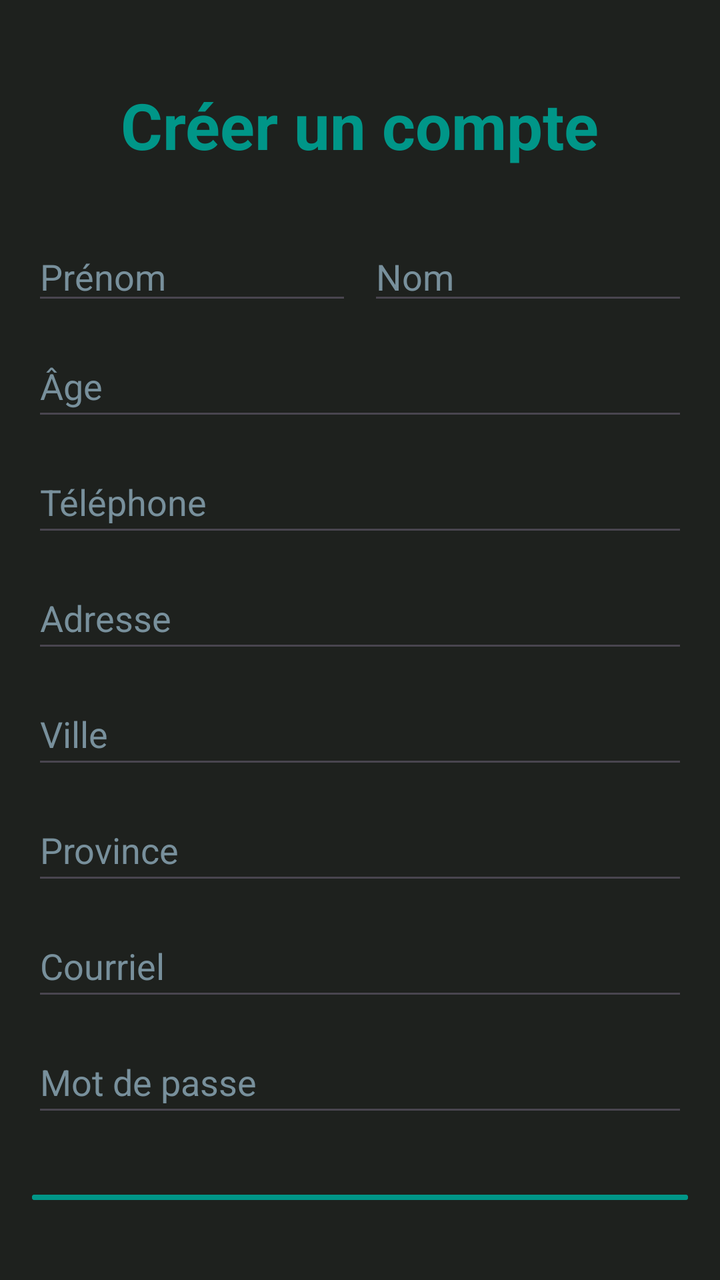
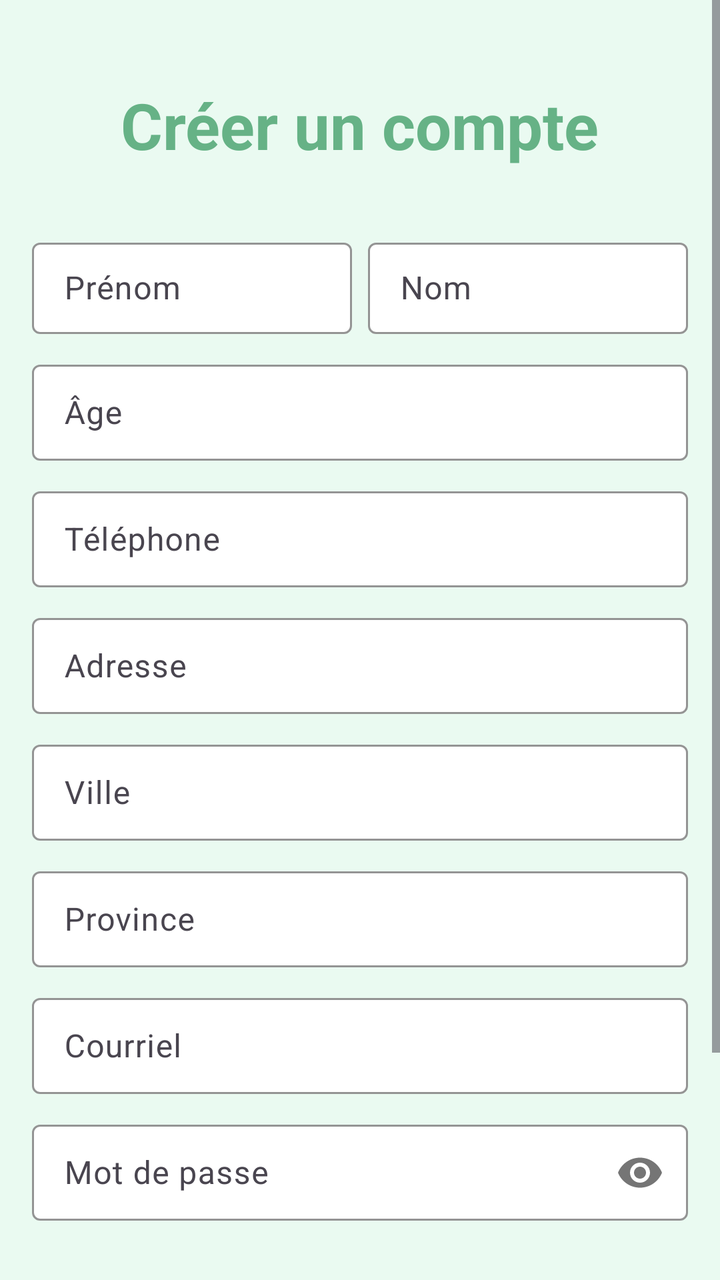

Two renders of the same Android screen: before a commit and after it. Below are the layout's source before the change and the commit's diff.
<!-- AndroidManifest.xml: application theme Theme.AgenceTouristique7 -->
<!-- res/layout/activity_inscription.xml -->
<?xml version="1.0" encoding="utf-8"?>
<LinearLayout xmlns:android="http://schemas.android.com/apk/res/android"
    xmlns:tools="http://schemas.android.com/tools"
    android:layout_width="match_parent"
    android:layout_height="match_parent"
    android:background="#E1000500"
    android:gravity="center_horizontal"
    android:orientation="vertical"
    android:padding="16dp"
    tools:context=".vue.activites.InscriptionActivity">

    <TextView
        android:id="@+id/tv_inscription_titre"
        android:layout_width="wrap_content"
        android:layout_height="wrap_content"
        android:layout_marginTop="25dp"
        android:layout_marginBottom="32dp"
        android:text="@string/creer_compte"
        android:textColor="@color/colorPrimary"
        android:textSize="32sp"
        android:textStyle="bold" />

    <LinearLayout
        android:layout_width="match_parent"
        android:layout_height="wrap_content"
        android:orientation="horizontal">

        <EditText
            android:id="@+id/editTextFirstNameInscription"
            android:layout_width="0dp"
            android:layout_height="wrap_content"
            android:layout_marginEnd="8dp"
            android:layout_marginBottom="10dp"
            android:layout_weight="1"
            android:hint="@string/prenom"
            android:inputType="textPersonName"
            android:textColor="@color/white"
            android:textColorHint="#78909C"
            tools:ignore="TouchTargetSizeCheck" />

        <EditText
            android:id="@+id/editTextLastNameInscription"
            android:layout_width="0dp"
            android:layout_height="wrap_content"
            android:layout_weight="1"
            android:hint="@string/nom"
            android:inputType="textPersonName"
            android:textColor="@color/white"
            android:textColorHint="#78909C"
            tools:ignore="TouchTargetSizeCheck" />
    </LinearLayout>

    <EditText
        android:id="@+id/editTextAgeInscription"
        android:layout_width="match_parent"
        android:layout_height="wrap_content"
        android:layout_marginBottom="10dp"
        android:hint="@string/age"
        android:inputType="number"
        android:minHeight="48dp"
        android:textColor="@color/white"
        android:textColorHint="#78909C" />

    <EditText
        android:id="@+id/editTextPhoneInscription"
        android:layout_width="match_parent"
        android:layout_height="wrap_content"
        android:layout_marginBottom="10dp"
        android:hint="@string/telephone"
        android:inputType="phone"
        android:minHeight="48dp"
        android:textColor="@color/white"
        android:textColorHint="#78909C" />

    <EditText
        android:id="@+id/editTextAddressInscription"
        android:layout_width="match_parent"
        android:layout_height="wrap_content"
        android:layout_marginBottom="10dp"
        android:hint="@string/adresse"
        android:inputType="textPostalAddress"
        android:minHeight="48dp"
        android:textColor="@color/white"
        android:textColorHint="#78909C" />

    <EditText
        android:id="@+id/editTextCityInscription"
        android:layout_width="match_parent"
        android:layout_height="wrap_content"
        android:layout_marginBottom="10dp"
        android:hint="@string/ville"
        android:inputType="textPostalAddress"
        android:minHeight="48dp"
        android:textColor="@color/white"
        android:textColorHint="#78909C" />

    <EditText
        android:id="@+id/editTextProvinceInscription"
        android:layout_width="match_parent"
        android:layout_height="wrap_content"
        android:layout_marginBottom="10dp"
        android:hint="@string/province"
        android:inputType="textPostalAddress"
        android:minHeight="48dp"
        android:textColor="@color/white"
        android:textColorHint="#78909C" />

    <EditText
        android:id="@+id/editTextEmailRegisterInscription"
        android:layout_width="match_parent"
        android:layout_height="wrap_content"
        android:layout_marginBottom="10dp"
        android:hint="@string/courriel"
        android:inputType="textEmailAddress"
        android:minHeight="48dp"
        android:textColor="@color/white"
        android:textColorHint="#78909C" />

    <EditText
        android:id="@+id/editTextPasswordRegisterInscription"
        android:layout_width="match_parent"
        android:layout_height="wrap_content"
        android:layout_marginBottom="30dp"
        android:hint="@string/mot_de_passe"
        android:inputType="textPassword"
        android:minHeight="48dp"
        android:textColor="@color/white"
        android:textColorHint="#78909C" />

    <Button
        android:id="@+id/buttonSignUpInscription"
        android:layout_width="match_parent"
        android:layout_height="wrap_content"
        android:layout_marginBottom="20dp"
        android:backgroundTint="@color/colorPrimary"
        android:text="@string/creer_compte"
        android:textColor="#000000"
        android:textSize="16sp" />

    <Button
        android:id="@+id/buttonReturnLoginInscription"
        android:layout_width="match_parent"
        android:layout_height="wrap_content"
        android:background="@android:color/transparent"
        android:minHeight="48dp"
        android:text="@string/retour_connexion"
        android:textColor="@color/colorPrimary"
        android:textSize="16sp"
        android:textStyle="bold" />

</LinearLayout>
<!-- resources referenced by this layout -->
<resources>
  <color name="colorPrimary">#009688</color>
  <color name="white">#FFFFFFFF</color>
  <string name="adresse">Adresse</string>
  <string name="age">Âge</string>
  <string name="courriel">Courriel</string>
  <string name="creer_compte">Créer un compte</string>
  <string name="mot_de_passe">Mot de passe</string>
  <string name="nom">Nom</string>
  <string name="prenom">Prénom</string>
  <string name="province">Province</string>
  <string name="retour_connexion">Retour à la connexion</string>
  <string name="telephone">Téléphone</string>
  <string name="ville">Ville</string>
  <style name="Theme.AgenceTouristique7" parent="Base.Theme.AgenceTouristique7" />
  <style name="Base.Theme.AgenceTouristique7" parent="Theme.Material3.DayNight.NoActionBar">
          
          
      </style>
</resources>

<!-- the commit's change to res/layout/activity_inscription.xml (unified diff, before → after) -->
@@ -1,151 +1,253 @@
 <?xml version="1.0" encoding="utf-8"?>
-<LinearLayout xmlns:android="http://schemas.android.com/apk/res/android"
+<ScrollView xmlns:android="http://schemas.android.com/apk/res/android"
+    xmlns:app="http://schemas.android.com/apk/res-auto"
     xmlns:tools="http://schemas.android.com/tools"
     android:layout_width="match_parent"
     android:layout_height="match_parent"
-    android:background="#E1000500"
-    android:gravity="center_horizontal"
-    android:orientation="vertical"
-    android:padding="16dp"
-    tools:context=".vue.activites.InscriptionActivity">
-
-    <TextView
-        android:id="@+id/tv_inscription_titre"
-        android:layout_width="wrap_content"
-        android:layout_height="wrap_content"
-        android:layout_marginTop="25dp"
-        android:layout_marginBottom="32dp"
-        android:text="@string/creer_compte"
-        android:textColor="@color/colorPrimary"
-        android:textSize="32sp"
-        android:textStyle="bold" />
+    android:background="#EAFAF1"
+    android:fillViewport="true">
 
     <LinearLayout
         android:layout_width="match_parent"
         android:layout_height="wrap_content"
-        android:orientation="horizontal">
-
-        <EditText
-            android:id="@+id/editTextFirstNameInscription"
-            android:layout_width="0dp"
-            android:layout_height="wrap_content"
-            android:layout_marginEnd="8dp"
-            android:layout_marginBottom="10dp"
-            android:layout_weight="1"
-            android:hint="@string/prenom"
-            android:inputType="textPersonName"
-            android:textColor="@color/white"
-            android:textColorHint="#78909C"
-            tools:ignore="TouchTargetSizeCheck" />
-
-        <EditText
-            android:id="@+id/editTextLastNameInscription"
-            android:layout_width="0dp"
-            android:layout_height="wrap_content"
-            android:layout_weight="1"
-            android:hint="@string/nom"
-            android:inputType="textPersonName"
-            android:textColor="@color/white"
-            android:textColorHint="#78909C"
-            tools:ignore="TouchTargetSizeCheck" />
+        android:background="#EAFAF1"
+        android:gravity="center_horizontal"
+        android:orientation="vertical"
+        android:padding="16dp"
+        tools:context=".vue.activites.InscriptionActivity">
+
+        <TextView
+            android:id="@+id/tv_inscription_titre"
+            android:layout_width="wrap_content"
+            android:layout_height="wrap_content"
+            android:layout_marginTop="25dp"
+            android:layout_marginBottom="32dp"
+            android:text="@string/creer_compte"
+            android:textColor="@color/colorPrimary"
+            android:textSize="32sp"
+            android:textStyle="bold" />
+
+        <LinearLayout
+            android:layout_width="match_parent"
+            android:layout_height="wrap_content"
+            android:orientation="horizontal">
+
+            <com.google.android.material.textfield.TextInputLayout
+                android:id="@+id/firstName_input_layout"
+                android:layout_width="0dp"
+                android:layout_height="wrap_content"
+                android:layout_marginEnd="8dp"
+                android:layout_marginBottom="10dp"
+                android:layout_weight="1"
+                android:hint="@string/prenom"
+                app:boxBackgroundColor="#FFFFFF"
+                app:boxStrokeColor="#80000000"
+                app:hintTextColor="#80000000">
+
+                <com.google.android.material.textfield.TextInputEditText
+                    android:id="@+id/editTextFirstNameInscription"
+                    android:layout_width="match_parent"
+                    android:layout_height="wrap_content"
+                    android:inputType="textPersonName"
+                    android:paddingVertical="12dp"
+                    android:textColor="@color/black_text"
+                    android:textColorHint="#78909C"
+                    tools:ignore="TouchTargetSizeCheck" />
+            </com.google.android.material.textfield.TextInputLayout>
+
+            <com.google.android.material.textfield.TextInputLayout
+                android:id="@+id/lastName_input_layout"
+                android:layout_width="0dp"
+                android:layout_height="wrap_content"
+                android:layout_marginBottom="10dp"
+                android:layout_weight="1"
+                android:hint="@string/nom"
+                app:boxBackgroundColor="#FFFFFF"
+                app:boxStrokeColor="#80000000"
+                app:hintTextColor="#80000000">
+
+                <com.google.android.material.textfield.TextInputEditText
+                    android:id="@+id/editTextLastNameInscription"
+                    android:layout_width="match_parent"
+                    android:layout_height="wrap_content"
+                    android:inputType="textPersonName"
+                    android:paddingVertical="12dp"
+                    android:textColor="@color/black_text"
+                    android:textColorHint="#78909C"
+                    tools:ignore="TouchTargetSizeCheck" />
+            </com.google.android.material.textfield.TextInputLayout>
+        </LinearLayout>
+
+        <com.google.android.material.textfield.TextInputLayout
+            android:id="@+id/age_input_layout"
+            android:layout_width="match_parent"
+            android:layout_height="wrap_content"
+            android:layout_marginBottom="10dp"
+            android:hint="@string/age"
+            app:boxBackgroundColor="#FFFFFF"
+            app:boxStrokeColor="#80000000"
+            app:hintTextColor="#80000000">
+
+            <com.google.android.material.textfield.TextInputEditText
+                android:id="@+id/editTextAgeInscription"
+                android:layout_width="match_parent"
+                android:layout_height="wrap_content"
+                android:inputType="number"
+                android:minHeight="48dp"
+                android:paddingVertical="12dp"
+                android:textColor="@color/black_text"
+                android:textColorHint="#78909C" />
+        </com.google.android.material.textfield.TextInputLayout>
+
+        <com.google.android.material.textfield.TextInputLayout
+            android:id="@+id/phone_input_layout"
+            android:layout_width="match_parent"
+            android:layout_height="wrap_content"
+            android:layout_marginBottom="10dp"
+            android:hint="@string/telephone"
+            app:boxBackgroundColor="#FFFFFF"
+            app:boxStrokeColor="#80000000"
+            app:hintTextColor="#80000000">
+
+            <com.google.android.material.textfield.TextInputEditText
+                android:id="@+id/editTextPhoneInscription"
+                android:layout_width="match_parent"
+                android:layout_height="wrap_content"
+                android:inputType="phone"
+                android:minHeight="48dp"
+                android:paddingVertical="12dp"
+                android:textColor="@color/black_text"
+                android:textColorHint="#78909C" />
+        </com.google.android.material.textfield.TextInputLayout>
+
+        <com.google.android.material.textfield.TextInputLayout
+            android:id="@+id/address_input_layout"
+            android:layout_width="match_parent"
+            android:layout_height="wrap_content"
+            android:layout_marginBottom="10dp"
+            android:hint="@string/adresse"
+            app:boxBackgroundColor="#FFFFFF"
+            app:boxStrokeColor="#80000000"
+            app:hintTextColor="#80000000">
+
+            <com.google.android.material.textfield.TextInputEditText
+                android:id="@+id/editTextAddressInscription"
+                android:layout_width="match_parent"
+                android:layout_height="wrap_content"
+                android:inputType="textPostalAddress"
+                android:minHeight="48dp"
+                android:paddingVertical="12dp"
+                android:textColor="@color/black_text"
+                android:textColorHint="#78909C" />
+        </com.google.android.material.textfield.TextInputLayout>
+
+        <com.google.android.material.textfield.TextInputLayout
+            android:id="@+id/city_input_layout"
+            android:layout_width="match_parent"
+            android:layout_height="wrap_content"
+            android:layout_marginBottom="10dp"
+            android:hint="@string/ville"
+            app:boxBackgroundColor="#FFFFFF"
+            app:boxStrokeColor="#80000000"
+            app:hintTextColor="#80000000">
+
+            <com.google.android.material.textfield.TextInputEditText
+                android:id="@+id/editTextCityInscription"
+                android:layout_width="match_parent"
+                android:layout_height="wrap_content"
+                android:inputType="textPostalAddress"
+                android:minHeight="48dp"
+                android:paddingVertical="12dp"
+                android:textColor="@color/black_text"
+                android:textColorHint="#78909C" />
+        </com.google.android.material.textfield.TextInputLayout>
+
+        <com.google.android.material.textfield.TextInputLayout
+            android:id="@+id/province_input_layout"
+            android:layout_width="match_parent"
+            android:layout_height="wrap_content"
+            android:layout_marginBottom="10dp"
+            android:hint="@string/province"
+            app:boxBackgroundColor="#FFFFFF"
+            app:boxStrokeColor="#80000000"
+            app:hintTextColor="#80000000">
+
+            <com.google.android.material.textfield.TextInputEditText
+                android:id="@+id/editTextProvinceInscription"
+                android:layout_width="match_parent"
+                android:layout_height="wrap_content"
+                android:inputType="textPostalAddress"
+                android:minHeight="48dp"
+                android:paddingVertical="12dp"
+                android:textColor="@color/black_text"
+                android:textColorHint="#78909C" />
+        </com.google.android.material.textfield.TextInputLayout>
+
+        <com.google.android.material.textfield.TextInputLayout
+            android:id="@+id/email_signup_input_layout"
+            android:layout_width="match_parent"
+            android:layout_height="wrap_content"
+            android:layout_marginBottom="10dp"
+            android:hint="@string/courriel"
+            app:boxBackgroundColor="#FFFFFF"
+            app:boxStrokeColor="#80000000"
+            app:hintTextColor="#80000000">
+
+            <com.google.android.material.textfield.TextInputEditText
+                android:id="@+id/editTextEmailRegisterInscription"
+                android:layout_width="match_parent"
+                android:layout_height="wrap_content"
+                android:inputType="textEmailAddress"
+                android:minHeight="48dp"
+                android:paddingVertical="12dp"
+                android:textColor="@color/black_text"
+                android:textColorHint="#78909C" />
+        </com.google.android.material.textfield.TextInputLayout>
+
+        <com.google.android.material.textfield.TextInputLayout
+            android:id="@+id/password_signup_input_layout"
+            android:layout_width="match_parent"
+            android:layout_height="wrap_content"
+            android:layout_marginBottom="30dp"
+            android:hint="@string/mot_de_passe"
+            app:boxBackgroundColor="#FFFFFF"
+            app:boxStrokeColor="#80000000"
+            app:hintTextColor="#80000000"
+            app:passwordToggleEnabled="true">
+
+            <com.google.android.material.textfield.TextInputEditText
+                android:id="@+id/editTextPasswordRegisterInscription"
+                android:layout_width="match_parent"
+                android:layout_height="wrap_content"
+                android:inputType="textPassword"
+                android:minHeight="48dp"
+                android:paddingVertical="12dp"
+                android:textColor="@color/black_text"
+                android:textColorHint="#78909C" />
+        </com.google.android.material.textfield.TextInputLayout>
+
+        <Button
+            android:id="@+id/buttonSignUpInscription"
+            android:layout_width="match_parent"
+            android:layout_height="wrap_content"
+            android:layout_marginBottom="20dp"
+            android:backgroundTint="@color/colorPrimary"
+            android:text="@string/creer_compte"
+            android:textColor="#FFFFFF"
+            android:textSize="16sp"
+            app:cornerRadius="24dp" />
+
+        <Button
+            android:id="@+id/buttonReturnLoginInscription"
+            android:layout_width="wrap_content"
+            android:layout_height="wrap_content"
+            android:background="?android:attr/selectableItemBackground"
+            android:minHeight="48dp"
+            android:padding="12dp"
+            android:text="@string/retour_connexion"
+            android:textColor="@color/colorPrimary"
+            android:textSize="16sp"
+            android:textStyle="bold" />
+
     </LinearLayout>
-
-    <EditText
-        android:id="@+id/editTextAgeInscription"
-        android:layout_width="match_parent"
-        android:layout_height="wrap_content"
-        android:layout_marginBottom="10dp"
-        android:hint="@string/age"
-        android:inputType="number"
-        android:minHeight="48dp"
-        android:textColor="@color/white"
-        android:textColorHint="#78909C" />
-
-    <EditText
-        android:id="@+id/editTextPhoneInscription"
-        android:layout_width="match_parent"
-        android:layout_height="wrap_content"
-        android:layout_marginBottom="10dp"
-        android:hint="@string/telephone"
-        android:inputType="phone"
-        android:minHeight="48dp"
-        android:textColor="@color/white"
-        android:textColorHint="#78909C" />
-
-    <EditText
-        android:id="@+id/editTextAddressInscription"
-        android:layout_width="match_parent"
-        android:layout_height="wrap_content"
-        android:layout_marginBottom="10dp"
-        android:hint="@string/adresse"
-        android:inputType="textPostalAddress"
-        android:minHeight="48dp"
-        android:textColor="@color/white"
-        android:textColorHint="#78909C" />
-
-    <EditText
-        android:id="@+id/editTextCityInscription"
-        android:layout_width="match_parent"
-        android:layout_height="wrap_content"
-        android:layout_marginBottom="10dp"
-        android:hint="@string/ville"
-        android:inputType="textPostalAddress"
-        android:minHeight="48dp"
-        android:textColor="@color/white"
-        android:textColorHint="#78909C" />
-
-    <EditText
-        android:id="@+id/editTextProvinceInscription"
-        android:layout_width="match_parent"
-        android:layout_height="wrap_content"
-        android:layout_marginBottom="10dp"
-        android:hint="@string/province"
-        android:inputType="textPostalAddress"
-        android:minHeight="48dp"
-        android:textColor="@color/white"
-        android:textColorHint="#78909C" />
-
-    <EditText
-        android:id="@+id/editTextEmailRegisterInscription"
-        android:layout_width="match_parent"
-        android:layout_height="wrap_content"
-        android:layout_marginBottom="10dp"
-        android:hint="@string/courriel"
-        android:inputType="textEmailAddress"
-        android:minHeight="48dp"
-        android:textColor="@color/white"
-        android:textColorHint="#78909C" />
-
-    <EditText
-        android:id="@+id/editTextPasswordRegisterInscription"
-        android:layout_width="match_parent"
-        android:layout_height="wrap_content"
-        android:layout_marginBottom="30dp"
-        android:hint="@string/mot_de_passe"
-        android:inputType="textPassword"
-        android:minHeight="48dp"
-        android:textColor="@color/white"
-        android:textColorHint="#78909C" />
-
-    <Button
-        android:id="@+id/buttonSignUpInscription"
-        android:layout_width="match_parent"
-        android:layout_height="wrap_content"
-        android:layout_marginBottom="20dp"
-        android:backgroundTint="@color/colorPrimary"
-        android:text="@string/creer_compte"
-        android:textColor="#000000"
-        android:textSize="16sp" />
-
-    <Button
-        android:id="@+id/buttonReturnLoginInscription"
-        android:layout_width="match_parent"
-        android:layout_height="wrap_content"
-        android:background="@android:color/transparent"
-        android:minHeight="48dp"
-        android:text="@string/retour_connexion"
-        android:textColor="@color/colorPrimary"
-        android:textSize="16sp"
-        android:textStyle="bold" />
-
-</LinearLayout>
+</ScrollView>
<!-- resource entries referenced after the edit -->
@@ -1,7 +1,7 @@
 <!-- resources referenced by this layout -->
 <resources>
-  <color name="colorPrimary">#009688</color>
-  <color name="white">#FFFFFFFF</color>
+  <color name="black_text">#333333</color>
+  <color name="colorPrimary">#66B286</color>
   <string name="adresse">Adresse</string>
   <string name="age">Âge</string>
   <string name="courriel">Courriel</string>
